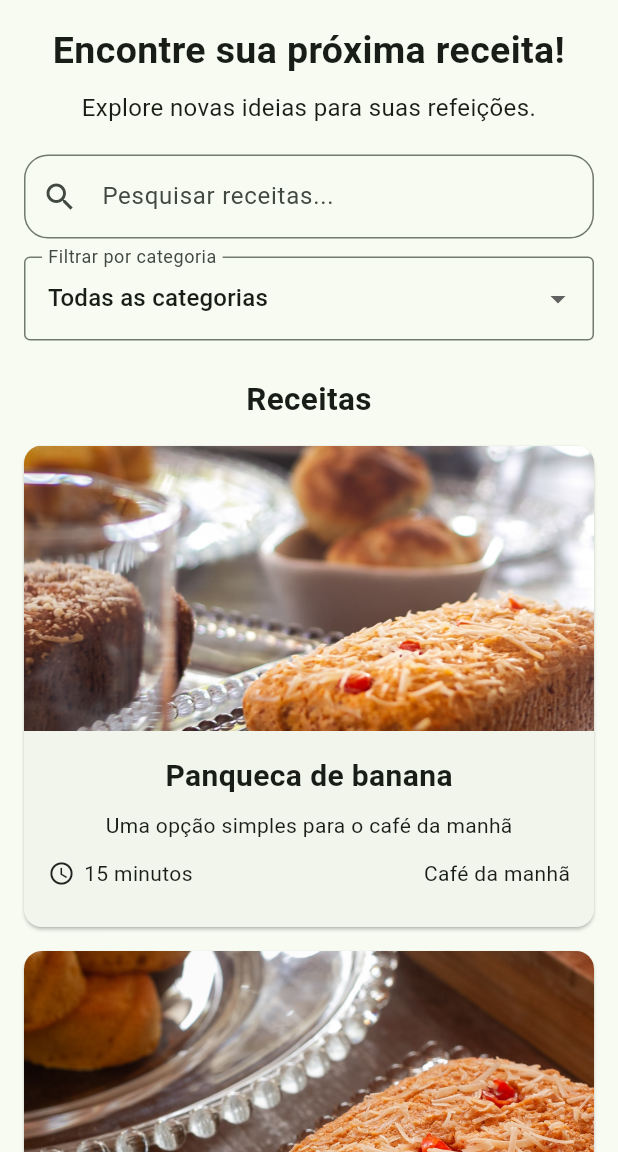
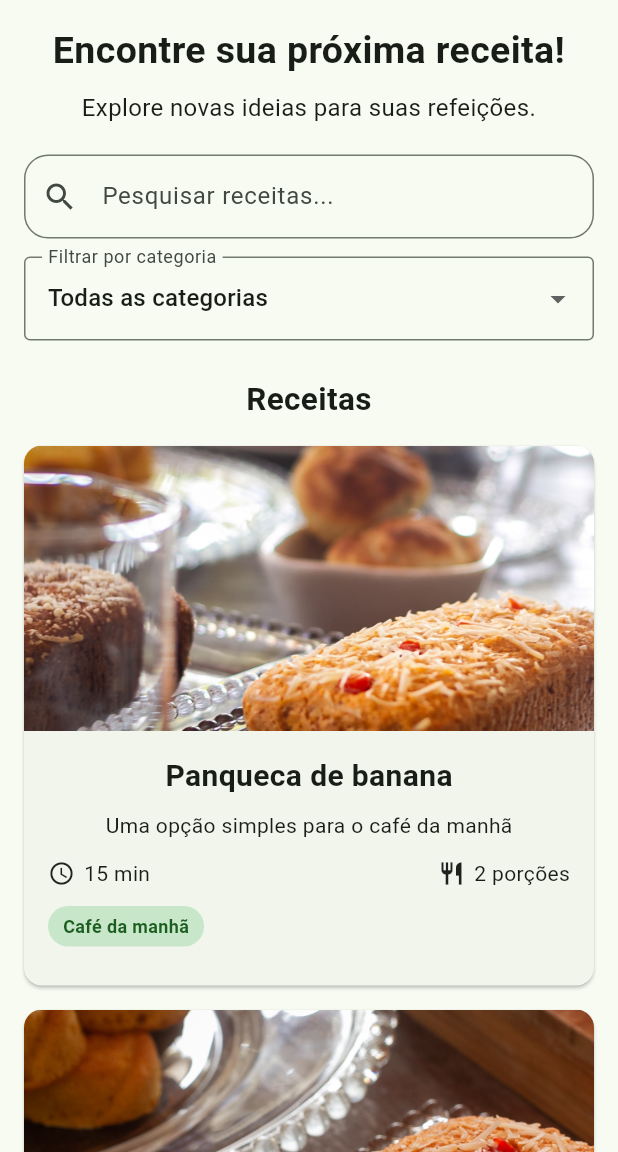
Before and after one commit to daniel-alm26/canellas-panificacao, a Flutter app: the screen it shows after launch, on a phone screen of 412 x 824 dp, the part 84-1236 px from its top. Run offline on Flutter 3.47's test engine with Material 3 defaults, Android fonts, the phone set to English and light mode, and no system bars.

Commit message:
Alteração no design dos cards de receitas colocando a categoria como etiqueta e rendimento

```diff
--- a/lib/widgets/receita_card.dart
+++ b/lib/widgets/receita_card.dart
@@ -2,10 +2,10 @@ import 'package:canellas_panificacao/models/receita.dart';
 import 'package:flutter/material.dart';
 
 class ReceitaCard extends StatelessWidget {
-  Receita? receita;
-  GestureTapCallback? onTap;
+  final Receita receita;
+  final GestureTapCallback onTap;
 
-  ReceitaCard({super.key, this.receita, this.onTap});
+  const ReceitaCard({super.key, required this.receita, required this.onTap});
 
   @override
   Widget build(BuildContext context) {
@@ -18,7 +18,7 @@ class ReceitaCard extends StatelessWidget {
           crossAxisAlignment: CrossAxisAlignment.start,
           children: [
             Image.asset(
-              'assets/images/receita_${receita?.id}.jpg',
+              'assets/images/receita_${receita.id}.jpg',
               height: 190,
               width: double.infinity,
               fit: BoxFit.cover,
@@ -40,7 +40,7 @@ class ReceitaCard extends StatelessWidget {
               child: Column(
                 children: [
                   Text(
-                    receita!.nome,
+                    receita.nome,
                     style: const TextStyle(
                       fontSize: 20,
                       fontWeight: FontWeight.bold,
@@ -48,7 +48,7 @@ class ReceitaCard extends StatelessWidget {
                   ),
                   const SizedBox(height: 8),
                   Text(
-                    receita!.descricao,
+                    receita.descricao,
                     // textAlign: TextAlign.justify,
                   ),
                   const SizedBox(height: 12),
@@ -56,13 +56,38 @@ class ReceitaCard extends StatelessWidget {
                     children: [
                       const Icon(Icons.schedule, size: 18),
                       const SizedBox(width: 6),
-                      Text('${receita!.tempoDePreparo} minutos'),
+                      Text('${receita.tempoDePreparo} min'),
                       const Spacer(),
-                      Text(receita!.categoria),
+                      const Icon(Icons.restaurant, size: 18),
+                      const SizedBox(width: 6),
+                      Text('${receita.rendimento} porções'),
                     ],
                   ),
+                  const SizedBox(height: 12),
+                  Align(
+                    alignment: Alignment.centerLeft,
+                    child: Container(
+                      padding: const EdgeInsets.symmetric(
+                        horizontal: 10,
+                        vertical: 5,
+                      ),
+                      decoration: BoxDecoration(
+                        color: Colors.green.shade100,
+                        borderRadius: BorderRadius.circular(20),
+                      ),
+                      child: Text(
+                        receita.categoria,
+                        style: TextStyle(
+                          color: Colors.green.shade900,
+                          fontSize: 12,
+                          fontWeight: FontWeight.w600,
+                        ),
+                      ),
+                    ),
+                  ),
+
                   const SizedBox(height: 10),
-                  if (!receita!.semGlutenVerificado)
+                  if (!receita.semGlutenVerificado)
                     const Text(
                       'Verificação alimentar pendente',
                       style: TextStyle(
```
